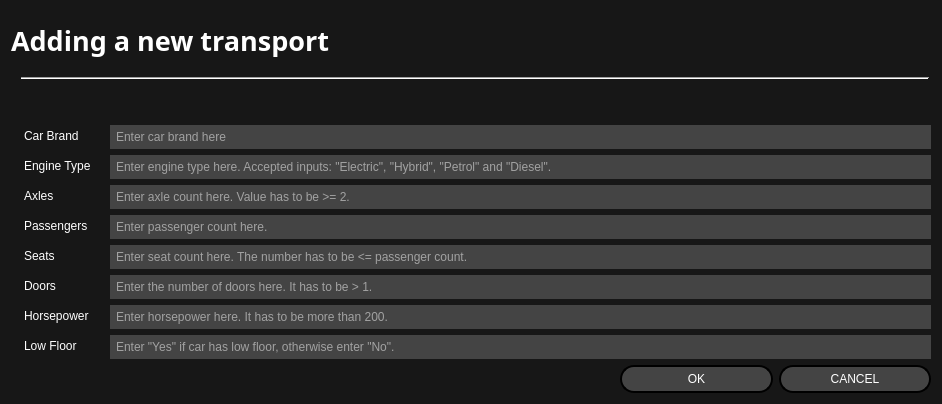
First picture: the form in add_item.ui, repository styanr/term-task, before the edit.
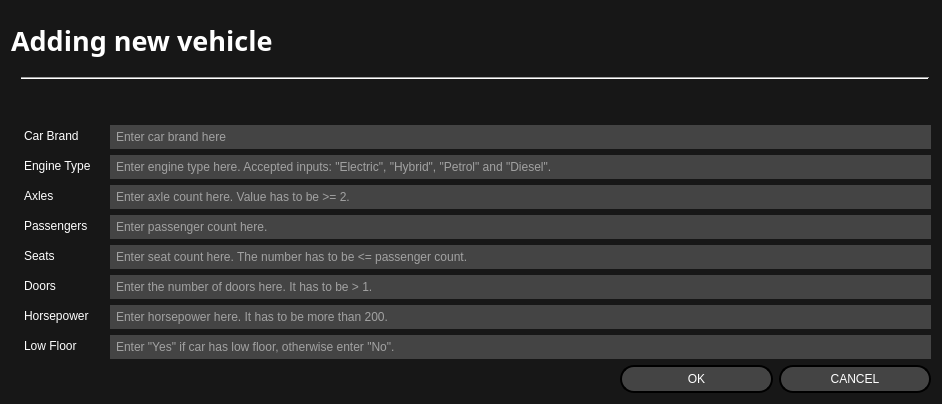
Second picture: the form after the edit. Icons and pictures are not drawn.

Commit message: renamed add item button and add item window title

Patch:
```diff
--- a/add_item.ui
+++ b/add_item.ui
@@ -238,7 +238,7 @@
 }</string>
      </property>
      <property name="text">
-      <string>Adding a new transport</string>
+      <string>Adding new vehicle</string>
      </property>
     </widget>
    </item>
```
Left out of the diff: 2 changed lines with no effect on the pictures. The commit also changes 1 other file.
